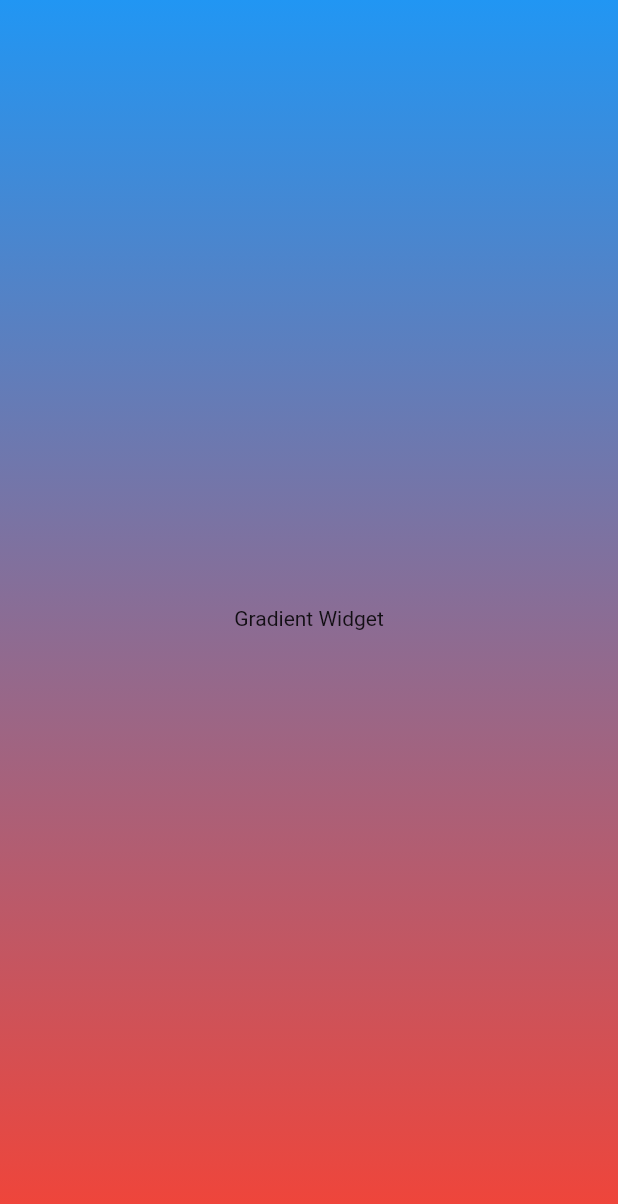
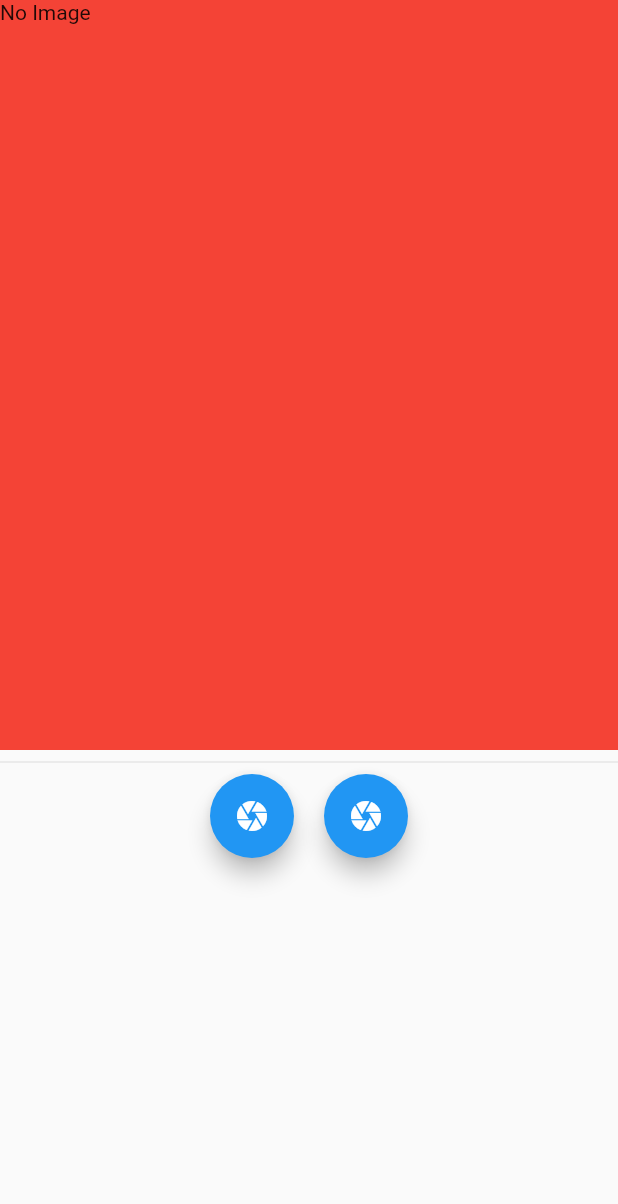
Before and after one commit to arjun-baidya/flutter_learning_materials, a Flutter app: the screen it shows after launch, on a phone screen of 412 x 824 dp. Shown: the top 1204 px of the screen. Run offline on Flutter 3.47's test engine with Material 2 defaults, Android fonts, the phone set to English and light mode, and no system bars; our stand-ins replace image_picker, liquid_swipe.

Commit message:
image picker update

```diff
--- /dev/null
+++ b/lib/flutter_widgets/image_picker_widget.dart
@@ -0,0 +1,54 @@
+
+import 'dart:io';
+
+import 'package:flutter/material.dart';
+import 'package:image_picker/image_picker.dart';
+
+class ImagePickerWidget extends StatefulWidget {
+  const ImagePickerWidget({ Key? key }) : super(key: key);
+
+  @override
+  State<ImagePickerWidget> createState() => _ImagePickerWidgetState();
+}
+
+class _ImagePickerWidgetState extends State<ImagePickerWidget> {
+  var _image;
+  Future CameraImage()async{
+    ImagePicker picker = ImagePicker();
+    XFile? image = await picker.pickImage(source: ImageSource.camera);
+    setState(() {
+      _image = File(image!.path);
+    });
+  }
+  @override
+  Widget build(BuildContext context) {
+    return Scaffold(
+      body: Column(
+        children: [
+          Container(
+            height: 500,
+            width: double.infinity,
+            color: Colors.red,
+            child: _image == null ? const Text("No Image") : Image.file(_image),
+          ),
+          const Divider(),
+          Row(
+            mainAxisAlignment: MainAxisAlignment.center,
+            children: [
+              FloatingActionButton(onPressed: () {
+                CameraImage();
+              },
+              child: const Icon(Icons.camera),
+              ),
+              const SizedBox(width: 20,),
+              FloatingActionButton(
+                onPressed: () {},
+                child: const Icon(Icons.camera),
+              ),
+            ],
+          ),
+        ],
+      ),
+    );
+  }
+}
--- a/lib/main.dart
+++ b/lib/main.dart
@@ -7,6 +7,7 @@ import 'package:flutter_learning_materials/flutter_widgets/container_widget.dart
 import 'package:flutter_learning_materials/flutter_widgets/expanded_widget.dart';
 import 'package:flutter_learning_materials/flutter_widgets/gradient.dart';
 import 'package:flutter_learning_materials/flutter_widgets/grid_view_widget.dart';
+import 'package:flutter_learning_materials/flutter_widgets/image_picker_widget.dart';
 import 'package:flutter_learning_materials/flutter_widgets/image_widget.dart';
 import 'package:flutter_learning_materials/flutter_widgets/liquid_swipe_widget.dart';
 import 'package:flutter_learning_materials/flutter_widgets/listtile_widget.dart';
@@ -53,7 +54,8 @@ class MyApp extends StatelessWidget {
       // home: const BottomNavigationWidget(),
       // home: const TabBarWidget(),
       // home: const SliverAppBarWidget(),
-      home: const GradientWidget(),
+      // home: const GradientWidget(),
+      home: const ImagePickerWidget(),
     );
   }
 }
--- a/pubspec.yaml
+++ b/pubspec.yaml
@@ -36,6 +36,7 @@ dependencies:
   # The following adds the Cupertino Icons font to your application.
   # Use with the CupertinoIcons class for iOS style icons.
   cupertino_icons: ^1.0.2
+  image_picker: ^0.8.5
 
 dev_dependencies:
   flutter_test:
```
Also changed, not shown: pubspec.lock.
